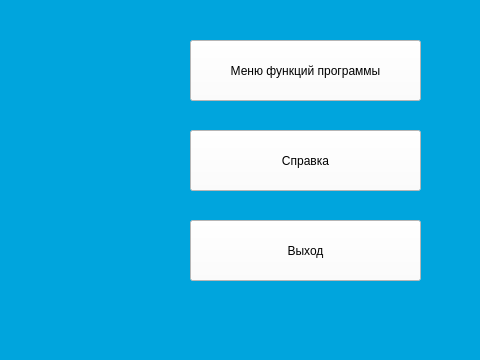
The window that qt/mainpage.ui (catcatcat8/practice1) describes before a commit, drawn with Qt 5; both pictures show x 480 to 960 and y 180 to 540 of the 960 by 540 pixel window.
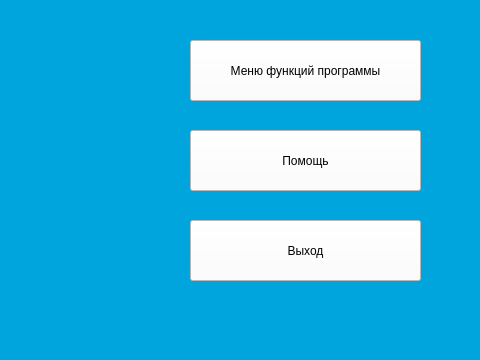
The same window after the commit. Icons and pictures are not drawn.

Commit message: Справка -> Помощь

Diff of the .ui file:
```diff
--- a/qt/mainpage.ui
+++ b/qt/mainpage.ui
@@ -131,7 +131,7 @@
 color: rgb(0, 0, 0);</string>
     </property>
     <property name="text">
-     <string>Справка</string>
+     <string>Помощь</string>
     </property>
     <property name="iconSize">
      <size>
```
Left out of the diff: 5 changed lines with no effect on the pictures. The commit also changes 2 other files.
